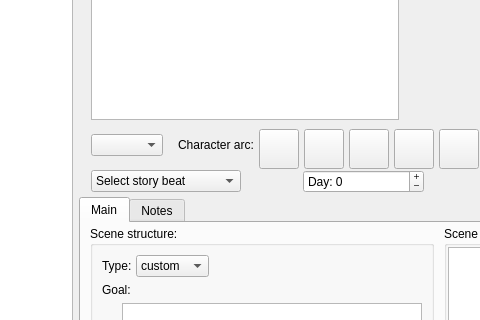
This is ui/scene_editor.ui in zkovari/plotlyst as Qt 5 draws it before an edit; both pictures show x 138 to 618 and y 83 to 403 of the 855 by 808 pixel window. The edited form follows.
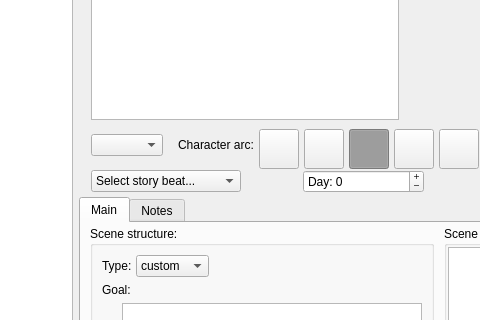
This is the edited form.

```diff
--- a/ui/scene_editor.ui
+++ b/ui/scene_editor.ui
@@ -429,7 +429,11 @@
             </property>
             <property name="styleSheet">
              <string notr="true">QToolButton::checked {
-	background-color: rgb(136, 255, 115);
+	background-color: rgb(171, 171, 171);
+}
+
+QToolButton:hover {
+	border: 1px solid rgb(171, 171, 171);
 }</string>
             </property>
             <property name="text">
@@ -444,6 +448,9 @@
             <property name="checkable">
              <bool>true</bool>
             </property>
+            <property name="checked">
+             <bool>true</bool>
+            </property>
             <property name="toolButtonStyle">
              <enum>Qt::ToolButtonTextOnly</enum>
             </property>
@@ -587,7 +594,7 @@
             </property>
             <item>
              <property name="text">
-              <string>Select story beat</string>
+              <string>Select story beat...</string>
              </property>
             </item>
             <item>
```
Left out of the diff: 22 changed lines with no effect on the pictures.
